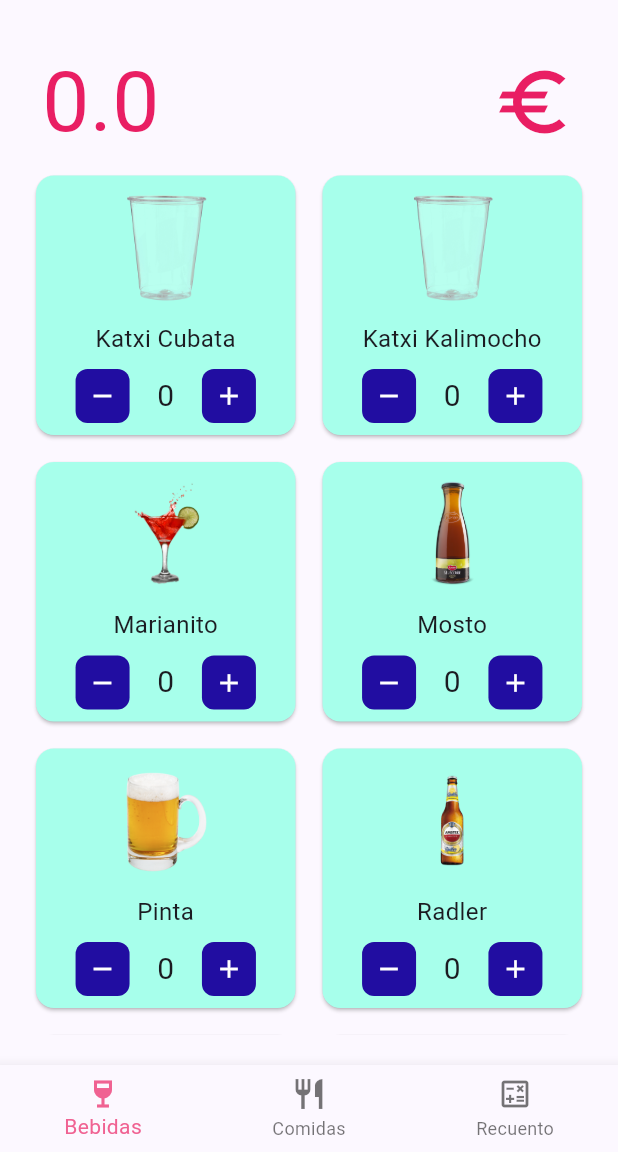
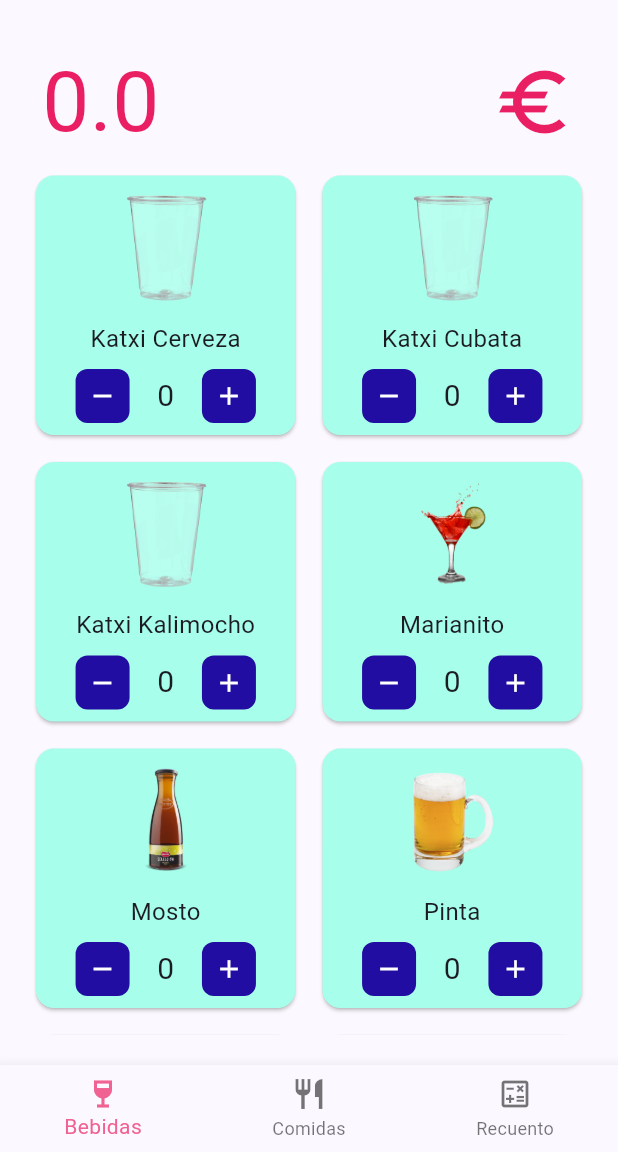
Before and after one commit to isabel-merino/calculadora_cebrecosfest_ios, a Flutter app: the screen it shows after launch, scrolled down 576 dp, on a phone screen of 412 x 824 dp, the part 84-1236 px from its top. Run offline on Flutter 3.47's test engine with Material 3 defaults, Android fonts, the phone set to English and light mode, and no system bars.

Commit message:
Actualización precios

```diff
--- a/lib/data.dart
+++ b/lib/data.dart
@@ -17,16 +17,17 @@ class preciosBebidas{
   static Product marianito = Product("Marianito", 1.5, "assets/img/marianito.png");
   static Product vermouth = Product("Vermut", 2.5, "assets/img/vermut.png");
   static Product beer = Product("Caña", 1.5, "assets/img/canya.png");
-  static Product pint = Product("Pinta", 2.5, "assets/img/pinta.png");
+  static Product pint = Product("Pinta", 3, "assets/img/pinta.png");
   static Product radler = Product("Radler", 2.0, "assets/img/radler.png");
-  static Product kali = Product("Kalimotxo", 2.5, "assets/img/kali.png");
+  static Product kali = Product("Kalimotxo", 3.5, "assets/img/kali.png");
   static Product drink = Product("Cubata", 5.0, "assets/img/cubata.png");
-  static Product bigCupKali = Product("Katxi Kalimocho", 5.0, "assets/img/katxi.png");
+  static Product bigCupKali = Product("Katxi Kalimocho", 7.0, "assets/img/katxi.png");
+  static Product bigCupCerve = Product("Katxi Cerveza", 6.0, "assets/img/katxi.png");
   static Product bigCupDrink = Product("Katxi Cubata", 12.0, "assets/img/katxi.png");
   static Product shot = Product("Chupito", 1.5, "assets/img/shot.png");
   static Product frosty = Product("Granizado", 2.0, "assets/img/granizado.png");
 
-  static List<Product> bebidas = [water, beer, shot, drink, frosty, kali, bigCupDrink, bigCupKali, marianito, mosto, pint, radler, soda, vermouth, wine];
+  static List<Product> bebidas = [water, beer, shot, drink, frosty, kali, bigCupCerve, bigCupDrink, bigCupKali, marianito, mosto, pint, radler, soda, vermouth, wine];
 }
 
 class preciosComida{
```
